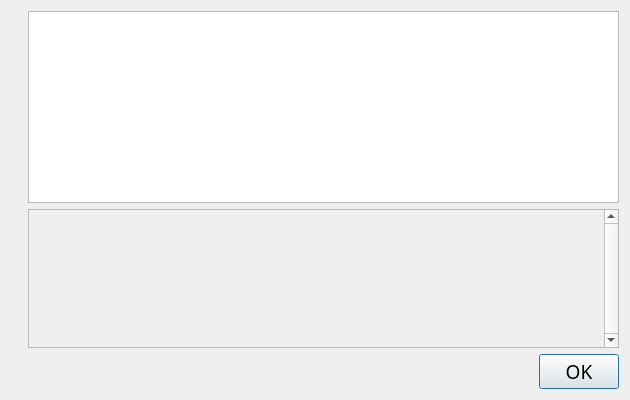
First picture: the form in src/qt/forms/helpmessagedialog.ui, repository nyerium-core/nyerium, before the edit.
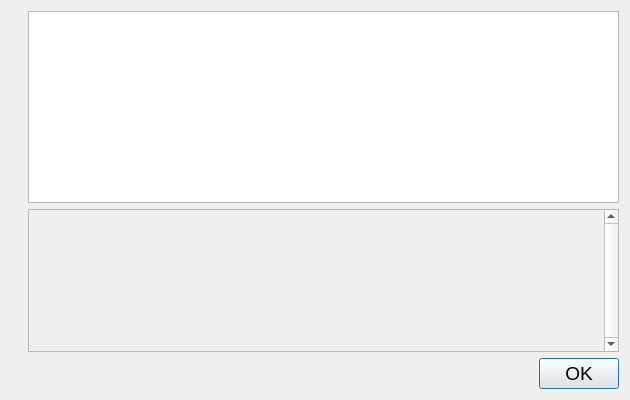
Second picture: the form after the edit. Icons and pictures are not drawn.

```diff
--- a/src/qt/forms/helpmessagedialog.ui
+++ b/src/qt/forms/helpmessagedialog.ui
@@ -18,7 +18,7 @@
   </property>
   <property name="font">
    <font>
-    <pointsize>10</pointsize>
+    <pointsize>14</pointsize>
    </font>
   </property>
   <property name="windowTitle">
@@ -63,7 +63,7 @@
       <widget class="QScrollArea" name="scrollArea">
        <property name="font">
         <font>
-         <family>Ara Hamah 1982</family>
+         
          <pointsize>14</pointsize>
         </font>
        </property>
@@ -87,7 +87,7 @@
           <widget class="QLabel" name="aboutMessage">
            <property name="font">
             <font>
-             <family>Ara Hamah 1982</family>
+             
              <pointsize>14</pointsize>
             </font>
            </property>
@@ -116,7 +116,7 @@
       <widget class="QDialogButtonBox" name="okButton">
        <property name="font">
         <font>
-         <family>Ara Hamah 1982</family>
+         
          <pointsize>14</pointsize>
         </font>
        </property>
```
Left out of the diff: 5 changed lines with no effect on the pictures.
